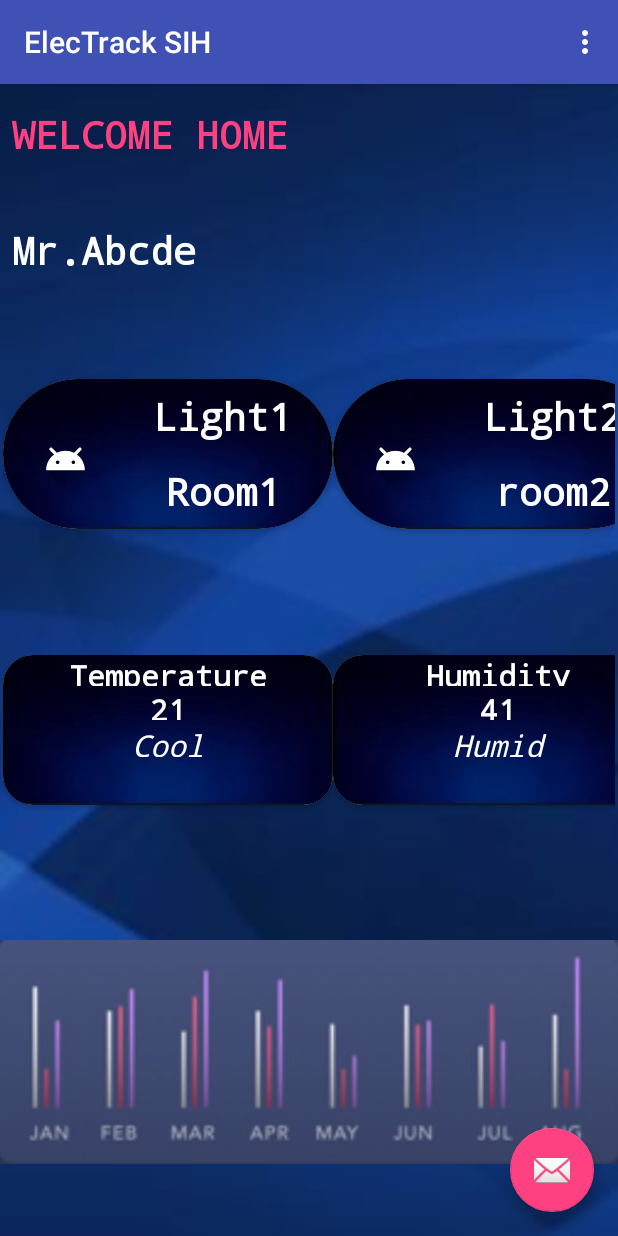
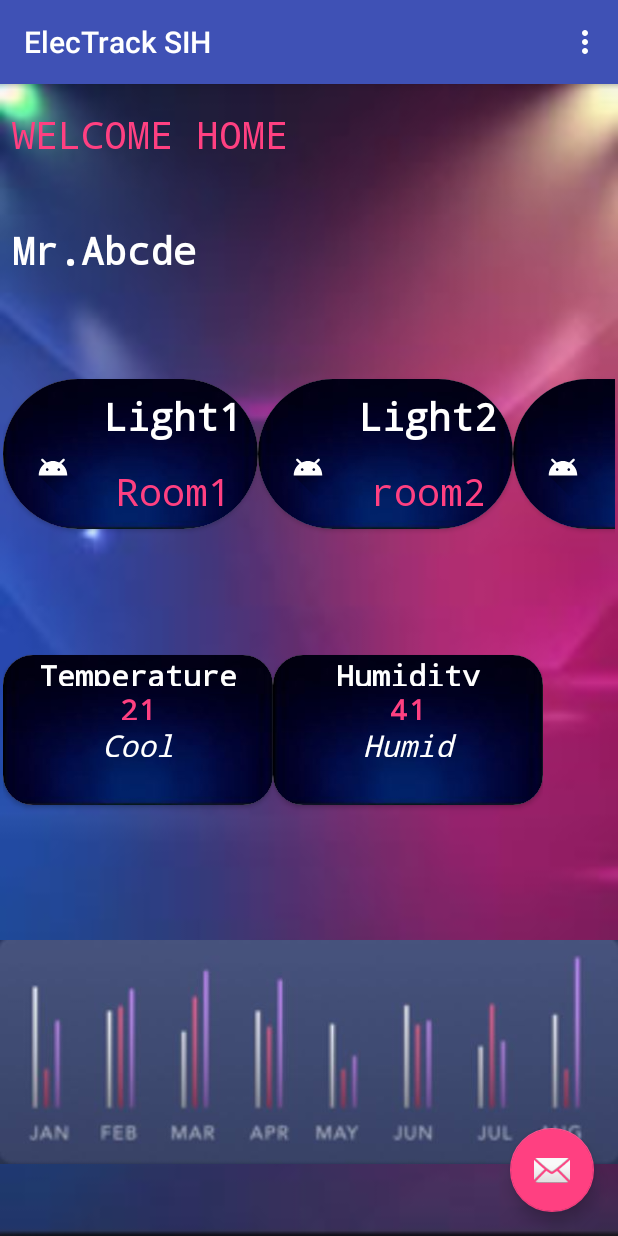
Before and after one commit to BhardwajShruti/ElecTrack_SIH, an Android app: the screen it shows after launch (MainActivity), on a phone screen of 412 x 824 dp. Run offline under Robolectric (Android 15) with nearby library versions, the phone set to English and light mode, and no system bars; our stand-ins replace Picasso; pictures from the network do not load.

Commit message:
version2

```diff
--- a/app/src/main/res/layout/activity_device_card.xml
+++ b/app/src/main/res/layout/activity_device_card.xml
@@ -12,7 +12,7 @@ xmlns:card_view="http://schemas.android.com/apk/res-auto"
 android:id="@+id/card_view"
 
 android:layout_gravity="center"
-android:layout_width="220dp"
+android:layout_width="170dp"
 android:layout_height="100dp"
 card_view:cardCornerRadius="50dp">
 <LinearLayout
@@ -25,7 +25,7 @@ card_view:cardCornerRadius="50dp">
     android:paddingLeft="10dp"
     android:id="@+id/device_image"
     android:layout_width="0dp"
-    android:layout_height="110dp"
+    android:layout_height="120dp"
    android:layout_weight="1"
     />
     <LinearLayout
@@ -50,8 +50,8 @@ android:weightSum="2"
         android:id="@+id/room_name"
         android:layout_width="match_parent"
         android:fontFamily="monospace"
-        android:textColor="@android:color/white"
-        android:textStyle="bold"
+        android:textColor="@color/colorAccent"
+        android:textStyle="normal"
         android:gravity="center"
         android:textSize="25dp"
         android:layout_height="0dp"
--- a/app/src/main/res/layout/content_humid_temp_card.xml
+++ b/app/src/main/res/layout/content_humid_temp_card.xml
@@ -12,7 +12,7 @@
         xmlns:card_view="http://schemas.android.com/apk/res-auto"
         android:id="@+id/card_view"
         android:layout_gravity="center"
-        android:layout_width="220dp"
+        android:layout_width="180dp"
         android:layout_height="100dp"
         card_view:cardCornerRadius="20dp">
 
@@ -48,7 +48,7 @@
                android:text="21"
                android:textStyle="bold"
                android:textSize="20dp"
-               android:textColor="@android:color/white"
+               android:textColor="@color/colorAccent"
                android:fontFamily="monospace"
                android:gravity="center"
 
--- a/app/src/main/res/layout/content_main.xml
+++ b/app/src/main/res/layout/content_main.xml
@@ -4,7 +4,7 @@
     xmlns:tools="http://schemas.android.com/tools"
     android:layout_width="match_parent"
     android:layout_height="match_parent"
-    android:background="@drawable/backsih"
+    android:background="@drawable/back2"
     android:orientation="vertical"
     android:weightSum="12"
     app:layout_behavior="@string/appbar_scrolling_view_behavior"
@@ -23,7 +23,7 @@
 
         android:textSize="25dp"
 android:fontFamily="monospace"
-        android:textStyle="bold"
+        android:textStyle="normal"
         android:textColor="@color/colorAccent"
         app:layout_constraintEnd_toEndOf="parent"
         app:layout_constraintHorizontal_bias="0.119"
```
